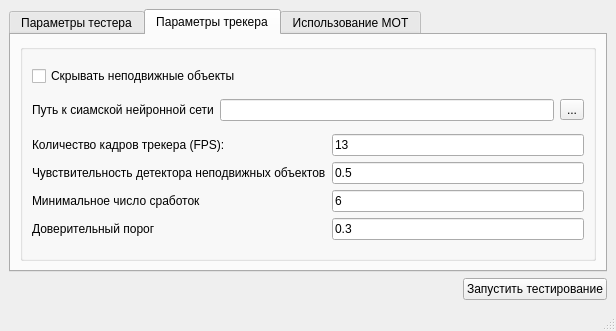
Above: gui-for-tester-tracker/gui.ui from Yrij-Zhavoronkov/WintreistsPractice before the change. Below: the same form after it.
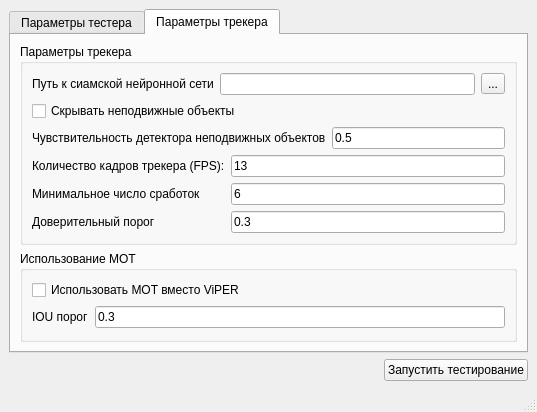
That is the form after the change. The open tabs and pages were chosen to show the change.

Commit message: чет тыкнул

Patch:
```diff
--- a/gui-for-tester-tracker/gui.ui
+++ b/gui-for-tester-tracker/gui.ui
@@ -6,8 +6,8 @@
    <rect>
     <x>0</x>
     <y>0</y>
-    <width>616</width>
-    <height>330</height>
+    <width>537</width>
+    <height>407</height>
    </rect>
   </property>
   <property name="minimumSize">
@@ -204,14 +204,14 @@
        <attribute name="title">
         <string>Параметры трекера</string>
        </attribute>
-       <layout class="QGridLayout" name="gridLayout_5">
-        <item row="0" column="0">
+       <layout class="QVBoxLayout" name="verticalLayout_6">
+        <item>
          <widget class="QGroupBox" name="groupBox_2">
           <property name="title">
-           <string/>
+           <string>Параметры трекера</string>
           </property>
-          <layout class="QGridLayout" name="gridLayout_2">
-           <item row="1" column="0">
+          <layout class="QVBoxLayout" name="verticalLayout_7">
+           <item>
             <layout class="QGridLayout" name="gridLayout_3">
              <item row="0" column="1">
               <widget class="QLineEdit" name="lineEdit_path_to_siamese_neural_network">
@@ -236,43 +236,58 @@
              </item>
             </layout>
            </item>
-           <item row="0" column="0">
+           <item>
+            <layout class="QVBoxLayout" name="verticalLayout_8">
+             <item>
             <widget class="QCheckBox" name="checkBox_hide_stationary_objects">
              <property name="text">
               <string>Скрывать неподвижные объекты</string>
              </property>
             </widget>
            </item>
-           <item row="2" column="0">
+             <item>
             <layout class="QGridLayout" name="gridLayout_4">
-             <item row="1" column="0">
+               <item row="0" column="0">
               <widget class="QLabel" name="label_7">
                <property name="text">
                 <string>Чувствительность детектора неподвижных объектов</string>
                </property>
               </widget>
              </item>
-             <item row="1" column="1">
+               <item row="0" column="1">
               <widget class="QLineEdit" name="lineEdit_sensitivity_detector_stationary_objects">
                <property name="text">
                 <string>0.5</string>
                </property>
               </widget>
              </item>
-             <item row="2" column="0">
+              </layout>
+             </item>
+            </layout>
+           </item>
+           <item>
+            <layout class="QGridLayout" name="gridLayout_2">
+             <item row="1" column="0">
               <widget class="QLabel" name="label_8">
                <property name="text">
                 <string>Минимальное число сработок</string>
                </property>
               </widget>
              </item>
-             <item row="2" column="1">
+             <item row="1" column="1">
               <widget class="QLineEdit" name="lineEdit_minimum_number_of_earnings">
                <property name="text">
                 <string>6</string>
                </property>
               </widget>
              </item>
+             <item row="0" column="1">
+              <widget class="QLineEdit" name="lineEdit_fps">
+               <property name="text">
+                <string>13</string>
+               </property>
+              </widget>
+             </item>
              <item row="0" column="0">
               <widget class="QLabel" name="label_6">
                <property name="text">
@@ -280,45 +295,31 @@
                </property>
               </widget>
              </item>
-             <item row="3" column="0">
+             <item row="2" column="0">
               <widget class="QLabel" name="label_9">
                <property name="text">
                 <string>Доверительный порог</string>
                </property>
               </widget>
              </item>
-             <item row="3" column="1">
+             <item row="2" column="1">
               <widget class="QLineEdit" name="lineEdit_confidence_threshold">
                <property name="text">
                 <string>0.3</string>
                </property>
               </widget>
              </item>
-             <item row="0" column="1">
-              <widget class="QLineEdit" name="lineEdit_fps">
-               <property name="text">
-                <string>13</string>
-               </property>
-              </widget>
-             </item>
             </layout>
            </item>
           </layout>
          </widget>
         </item>
-       </layout>
-      </widget>
-      <widget class="QWidget" name="tab_3">
-       <attribute name="title">
+        <item>
+         <widget class="QGroupBox" name="groupBox_4">
+          <property name="title">
         <string>Использование МОТ</string>
-       </attribute>
-       <layout class="QVBoxLayout" name="verticalLayout_3">
-        <item>
-         <widget class="QGroupBox" name="groupBox_3">
-          <property name="title">
-           <string/>
           </property>
-          <layout class="QVBoxLayout" name="verticalLayout_4">
+          <layout class="QVBoxLayout" name="verticalLayout_9">
            <item>
             <widget class="QCheckBox" name="checkBox_use_MOT">
              <property name="text">
```
Left out of the diff: 36 changed lines with no effect on the pictures. Lines whose indentation alone changed are shown as unchanged. The commit also changes 1 other file.
